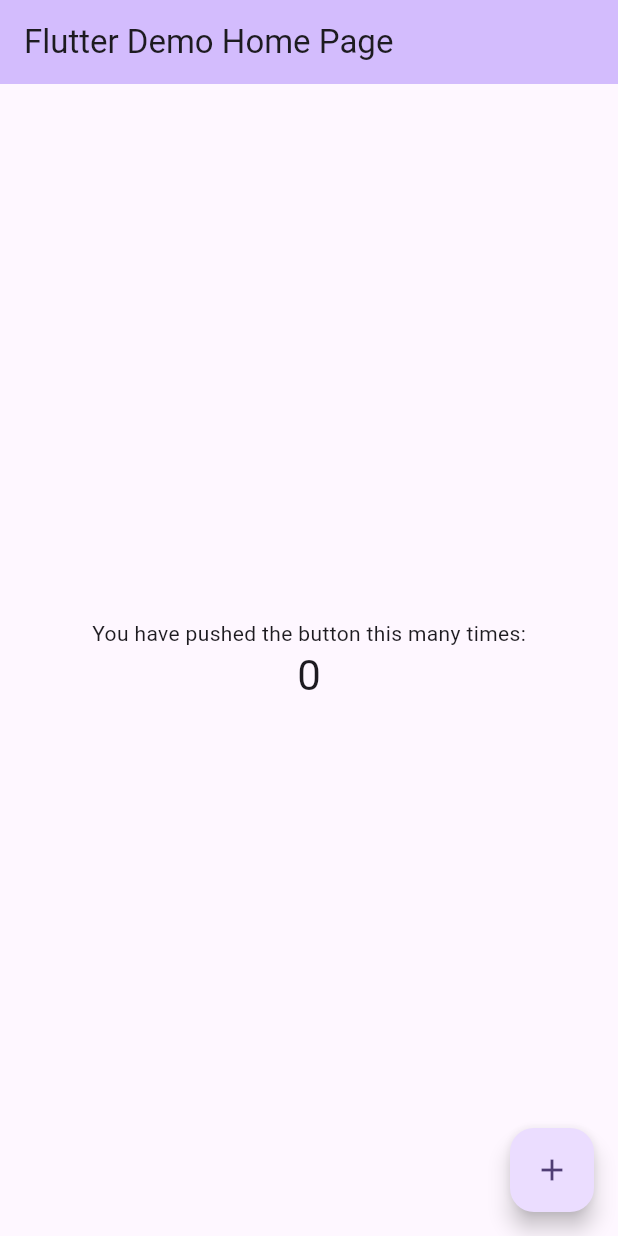
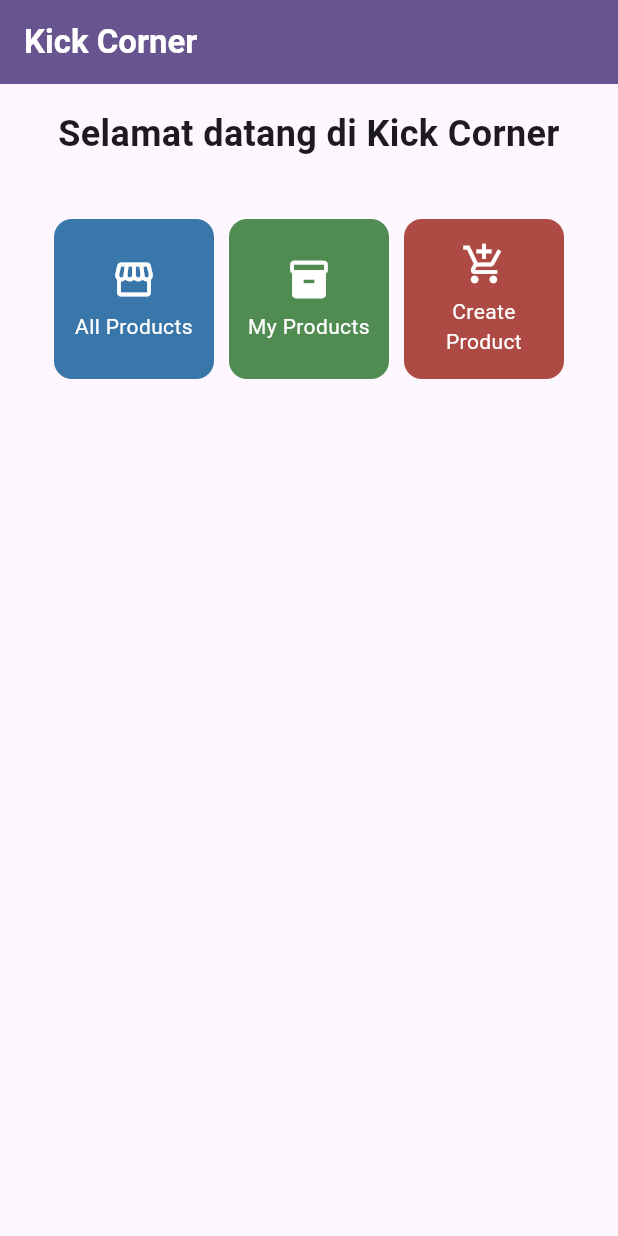
Before and after one commit to kurrorro/kick-corner-mobile, a Flutter app: the screen it shows after launch, on a phone screen of 412 x 824 dp. Run offline on Flutter 3.47's test engine with Material 3 defaults, Android fonts, the phone set to English and light mode, and no system bars.

Commit message:
make buttons and title

```diff
--- a/lib/main.dart
+++ b/lib/main.dart
@@ -1,4 +1,5 @@
 import 'package:flutter/material.dart';
+import 'package:kick_corner/menu.dart';
 
 void main() {
   runApp(const MyApp());
@@ -11,7 +12,7 @@
   @override
   Widget build(BuildContext context) {
     return MaterialApp(
-      title: 'Flutter Demo',
+      title: 'Kick Corner',
       theme: ThemeData(
         // This is the theme of your application.
         //
@@ -30,93 +31,7 @@
         // tested with just a hot reload.
         colorScheme: ColorScheme.fromSeed(seedColor: Colors.deepPurple),
       ),
-      home: const MyHomePage(title: 'Flutter Demo Home Page'),
+      home: MyHomePage(),
     );
   }
 }
-
-class MyHomePage extends StatefulWidget {
-  const MyHomePage({super.key, required this.title});
-
-  // This widget is the home page of your application. It is stateful, meaning
-  // that it has a State object (defined below) that contains fields that affect
-  // how it looks.
-
-  // This class is the configuration for the state. It holds the values (in this
-  // case the title) provided by the parent (in this case the App widget) and
-  // used by the build method of the State. Fields in a Widget subclass are
-  // always marked "final".
-
-  final String title;
-
-  @override
-  State<MyHomePage> createState() => _MyHomePageState();
-}
-
-class _MyHomePageState extends State<MyHomePage> {
-  int _counter = 0;
-
-  void _incrementCounter() {
-    setState(() {
-      // This call to setState tells the Flutter framework that something has
-      // changed in this State, which causes it to rerun the build method below
-      // so that the display can reflect the updated values. If we changed
-      // _counter without calling setState(), then the build method would not be
-      // called again, and so nothing would appear to happen.
-      _counter++;
-    });
-  }
-
-  @override
-  Widget build(BuildContext context) {
-    // This method is rerun every time setState is called, for instance as done
-    // by the _incrementCounter method above.
-    //
-    // The Flutter framework has been optimized to make rerunning build methods
-    // fast, so that you can just rebuild anything that needs updating rather
-    // than having to individually change instances of widgets.
-    return Scaffold(
-      appBar: AppBar(
-        // TRY THIS: Try changing the color here to a specific color (to
-        // Colors.amber, perhaps?) and trigger a hot reload to see the AppBar
-        // change color while the other colors stay the same.
-        backgroundColor: Theme.of(context).colorScheme.inversePrimary,
-        // Here we take the value from the MyHomePage object that was created by
-        // the App.build method, and use it to set our appbar title.
-        title: Text(widget.title),
-      ),
-      body: Center(
-        // Center is a layout widget. It takes a single child and positions it
-        // in the middle of the parent.
-        child: Column(
-          // Column is also a layout widget. It takes a list of children and
-          // arranges them vertically. By default, it sizes itself to fit its
-          // children horizontally, and tries to be as tall as its parent.
-          //
-          // Column has various properties to control how it sizes itself and
-          // how it positions its children. Here we use mainAxisAlignment to
-          // center the children vertically; the main axis here is the vertical
-          // axis because Columns are vertical (the cross axis would be
-          // horizontal).
-          //
-          // TRY THIS: Invoke "debug painting" (choose the "Toggle Debug Paint"
-          // action in the IDE, or press "p" in the console), to see the
-          // wireframe for each widget.
-          mainAxisAlignment: MainAxisAlignment.center,
-          children: <Widget>[
-            const Text('You have pushed the button this many times:'),
-            Text(
-              '$_counter',
-              style: Theme.of(context).textTheme.headlineMedium,
-            ),
-          ],
-        ),
-      ),
-      floatingActionButton: FloatingActionButton(
-        onPressed: _incrementCounter,
-        tooltip: 'Increment',
-        child: const Icon(Icons.add),
-      ), // This trailing comma makes auto-formatting nicer for build methods.
-    );
-  }
-}
--- /dev/null
+++ b/lib/menu.dart
@@ -0,0 +1,118 @@
+import 'package:flutter/material.dart';
+
+class MyHomePage extends StatelessWidget {
+  MyHomePage({super.key});
+
+  final List<ItemHomepage> items = [
+    ItemHomepage(
+      "All Products",
+      Icons.storefront,
+      const Color.fromARGB(255, 57, 119, 171),
+    ),
+    ItemHomepage(
+      "My Products",
+      Icons.inventory,
+      const Color.fromARGB(255, 80, 139, 82),
+    ),
+    ItemHomepage(
+      "Create Product",
+      Icons.add_shopping_cart,
+      const Color.fromARGB(255, 173, 74, 67),
+    ),
+  ];
+
+  @override
+  Widget build(BuildContext context) {
+    return Scaffold(
+      // AppBar bagian atas halaman
+      appBar: AppBar(
+        title: const Text(
+          'Kick Corner',
+          style: TextStyle(color: Colors.white, fontWeight: FontWeight.bold),
+        ),
+        // Warna latar AppBar
+        backgroundColor: Theme.of(context).colorScheme.primary,
+      ),
+      // Body halaman
+      body: Padding(
+        padding: const EdgeInsets.all(16.0),
+        child: Column(
+          children: [
+            const Text(
+              'Selamat datang di Kick Corner',
+              textAlign: TextAlign.center,
+              style: TextStyle(
+                fontSize: 24, // Atur ukuran font
+                fontWeight: FontWeight.bold, // Tebalkan
+              ),
+            ),
+
+            const SizedBox(height: 20),
+
+            GridView.count(
+              primary: true,
+              padding: const EdgeInsets.all(20),
+              crossAxisSpacing: 10,
+              mainAxisSpacing: 10,
+              crossAxisCount: 3, // 3 tombol dalam satu baris
+              shrinkWrap: true,
+
+              // Menampilkan ItemCard untuk setiap item dalam list
+              children: items.map((ItemHomepage item) {
+                return ItemCard(item);
+              }).toList(),
+            ),
+          ],
+        ),
+      ),
+    );
+  }
+}
+
+class ItemHomepage {
+  final String name;
+  final IconData icon;
+  final Color color;
+
+  ItemHomepage(this.name, this.icon, this.color);
+}
+
+class ItemCard extends StatelessWidget {
+  final ItemHomepage item;
+  const ItemCard(this.item, {super.key});
+
+  @override
+  Widget build(BuildContext context) {
+    return Material(
+      color: item.color,
+      borderRadius: BorderRadius.circular(12),
+
+      child: InkWell(
+        onTap: () {
+          ScaffoldMessenger.of(context)
+            ..hideCurrentSnackBar()
+            ..showSnackBar(
+              SnackBar(content: Text("Kamu telah menekan tombol ${item.name}")),
+            );
+        },
+        child: Container(
+          padding: const EdgeInsets.all(8),
+          child: Center(
+            child: Column(
+              mainAxisAlignment: MainAxisAlignment.center,
+              children: [
+                Icon(item.icon, color: Colors.white, size: 30.0),
+                const Padding(padding: EdgeInsets.all(3)),
+                Text(
+                  item.name,
+                  textAlign: TextAlign.center,
+                  style: const TextStyle(color: Colors.white),
+                ),
+              ],
+            ),
+          ),
+        ),
+      ),
+    );
+  }
+}
```
